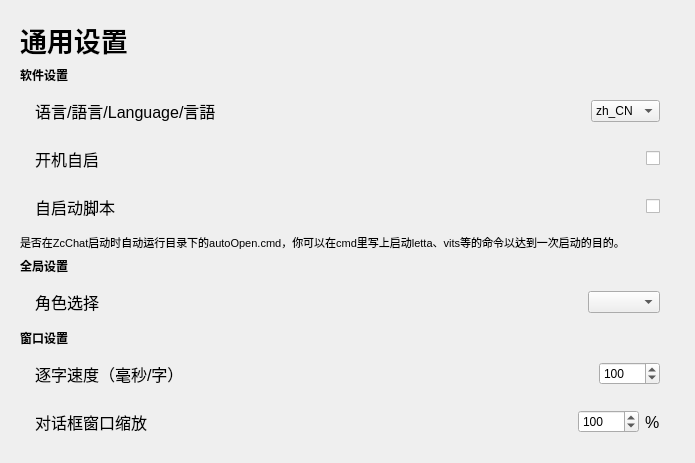
Before: the Qt Designer form mianwindow_uichild/setting_general.ui in Zao-chen/ZcChat, drawn with Qt 5.
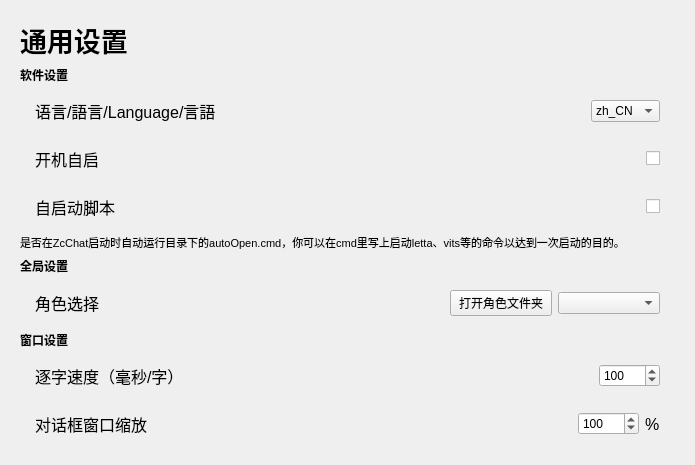
After: the same form once the commit is applied. Custom widgets are drawn as their Qt base class.

Commit message: [fix] Relocate character folder btn & fix open issue #48

Diff of the .ui file:
```diff
--- a/mianwindow_uichild/setting_general.ui
+++ b/mianwindow_uichild/setting_general.ui
@@ -212,7 +212,7 @@
    </item>
    <item>
     <widget class="ElaScrollPageArea" name="widget_9" native="true">
-     <layout class="QHBoxLayout" name="horizontalLayout_13" stretch="2,0">
+     <layout class="QHBoxLayout" name="horizontalLayout_13" stretch="4,1,1">
       <property name="leftMargin">
        <number>15</number>
       </property>
@@ -231,6 +231,13 @@
         </property>
        </widget>
       </item>
+      <item>
+       <widget class="ElaPushButton" name="pushButton_open">
+        <property name="text">
+         <string>打开角色文件夹</string>
+        </property>
+       </widget>
+      </item>
       <item>
        <widget class="ElaComboBox" name="comboBox_actor"/>
       </item>
@@ -384,17 +391,22 @@
   </layout>
  </widget>
  <customwidgets>
+  <customwidget>
+   <class>ElaText</class>
+   <extends>QLabel</extends>
+   <header location="global">elatext.h</header>
+  </customwidget>
+  <customwidget>
+   <class>ElaPushButton</class>
+   <extends>QPushButton</extends>
+   <header location="global">elapushbutton.h</header>
+  </customwidget>
   <customwidget>
    <class>ElaScrollPageArea</class>
    <extends>QWidget</extends>
    <header location="global">elascrollpagearea.h</header>
    <container>1</container>
   </customwidget>
-  <customwidget>
-   <class>ElaText</class>
-   <extends>QLabel</extends>
-   <header location="global">elatext.h</header>
-  </customwidget>
   <customwidget>
    <class>ElaSpinBox</class>
    <extends>QSpinBox</extends>
```
The commit also changes 4 other files.
